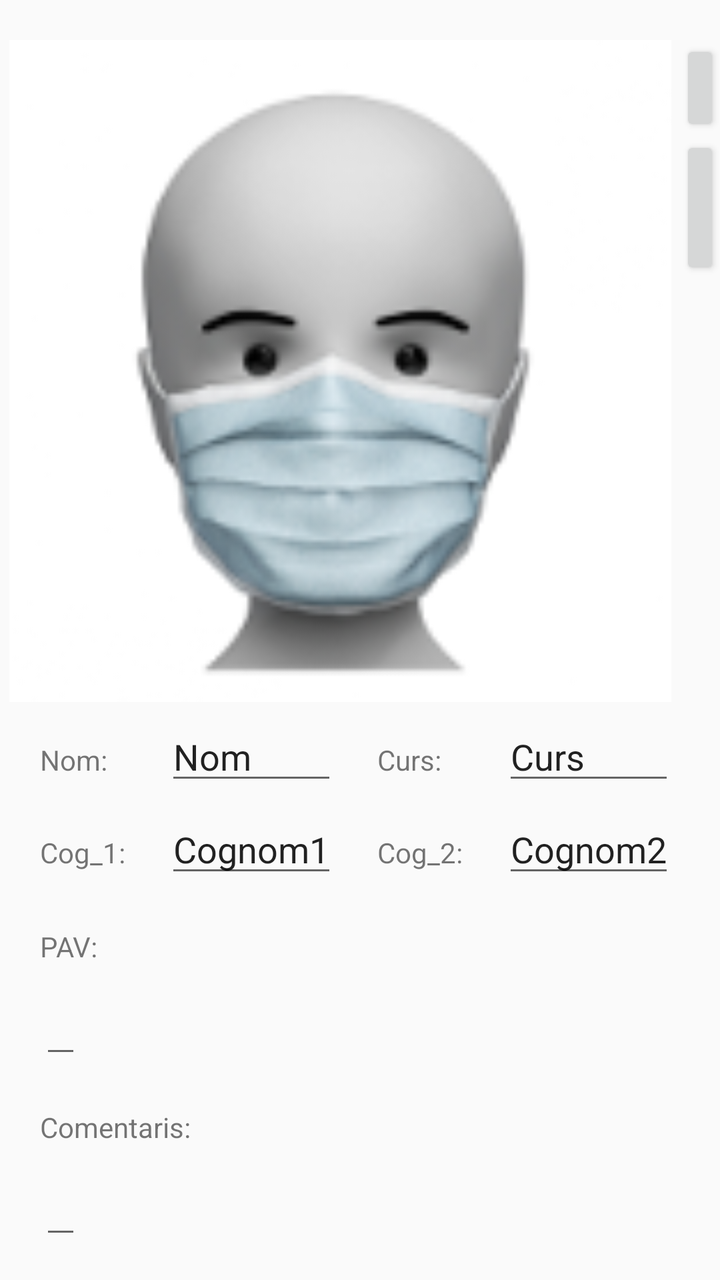
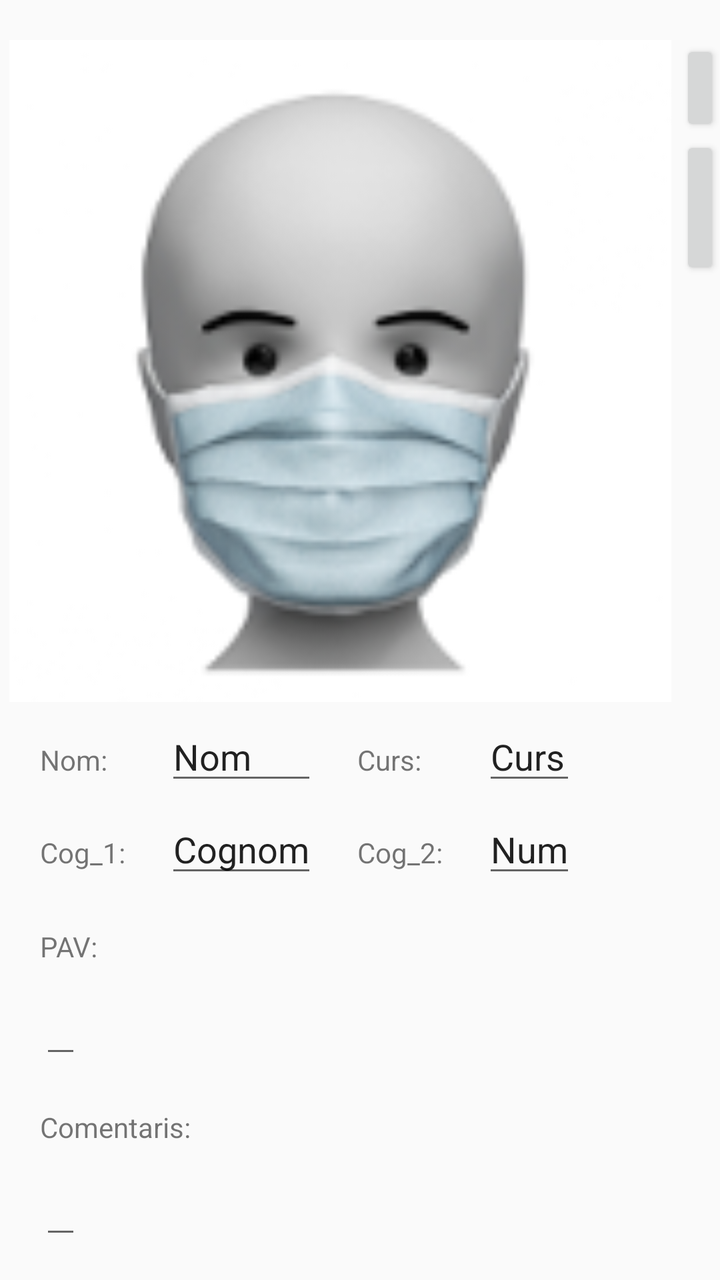

An Android layout rendered at two revisions. The XML below is the earlier revision; the diff shows what the commit changed to produce the second picture.
<!-- AndroidManifest.xml: application theme AppTheme -->
<!-- res/layout/activity_memoritzar.xml -->
<?xml version="1.0" encoding="utf-8"?>
<androidx.constraintlayout.widget.ConstraintLayout
    xmlns:android="http://schemas.android.com/apk/res/android"
    xmlns:app="http://schemas.android.com/apk/res-auto"
    xmlns:tools="http://schemas.android.com/tools"
    android:layout_width="match_parent"
    android:layout_height="match_parent"
    tools:context="com.gruixuts.geniuscares.act_memoritzar">



    <LinearLayout
        android:layout_width="match_parent"
        android:layout_height="match_parent"
        android:orientation="vertical">

        <LinearLayout
            android:layout_width="match_parent"
            android:layout_height="wrap_content"
            android:layout_marginTop="20dp"
            android:orientation="horizontal">

            <ImageView
                android:id="@+id/imgImatges"
                android:layout_width="340dp"
                android:layout_height="331dp"
                android:src="@mipmap/ic_launcher" />

            <LinearLayout
                android:layout_width="match_parent"
                android:layout_height="wrap_content"
                android:orientation="vertical">

                <Button
                    android:id="@+id/cmdModSegFoto"
                    android:layout_width="match_parent"
                    android:layout_height="wrap_content"
                    android:onClick="fotoSeguent"
                    android:text=">" />

                <Button
                    android:id="@+id/cmdModAntFoto"
                    android:layout_width="match_parent"
                    android:layout_height="wrap_content"
                    android:onClick="fotoAnterior"
                    android:text="Ant" />

            </LinearLayout>
        </LinearLayout>

        <TableLayout
            android:layout_width="match_parent"
            android:layout_height="wrap_content">
            android:layout_marginLeft="20dp"

            <TableRow
                android:layout_width="match_parent"
                android:layout_height="wrap_content">

                <TextView
                    android:layout_width="wrap_content"
                    android:layout_height="wrap_content"
                    android:layout_marginLeft="20dp"
                    android:layout_marginTop="5dp"
                    android:text="Nom:"
                    android:textAppearance="@android:style/TextAppearance.Material.Small"
                    app:layout_constraintEnd_toEndOf="parent" />

                <EditText
                    android:id="@+id/txtMemNom"
                    android:layout_width="wrap_content"
                    android:layout_height="wrap_content"
                    android:layout_marginLeft="20dp"
                    android:layout_marginTop="5dp"
                    android:imeOptions="actionDone"
                    android:keyboardNavigationCluster="false"
                    android:singleLine="true"
                    android:text="Nom"
                    android:textAppearance="@android:style/TextAppearance.Material.Medium" />

                <TextView
                    android:layout_width="wrap_content"
                    android:layout_height="wrap_content"
                    android:layout_marginLeft="20dp"
                    android:layout_marginTop="5dp"
                    android:text="Curs:"
                    android:textAppearance="@android:style/TextAppearance.Material.Small"
                    app:layout_constraintEnd_toEndOf="parent" />

                <EditText
                    android:id="@+id/txtMemCurs"
                    android:layout_width="wrap_content"
                    android:layout_height="wrap_content"
                    android:layout_marginLeft="20dp"
                    android:layout_marginTop="5dp"
                    android:imeOptions="actionDone"
                    android:keyboardNavigationCluster="false"
                    android:singleLine="true"
                    android:text="Curs"
                    android:textAppearance="@android:style/TextAppearance.Material.Medium" />
            </TableRow>

            <TableRow
                android:layout_width="match_parent"
                android:layout_height="wrap_content">

                <TextView
                    android:layout_width="wrap_content"
                    android:layout_height="wrap_content"
                    android:layout_marginLeft="20dp"
                    android:layout_marginTop="5dp"
                    android:text="Cog_1:"
                    android:textAppearance="@android:style/TextAppearance.Material.Small"
                    app:layout_constraintEnd_toEndOf="parent" />

                <EditText
                    android:id="@+id/txtMemCognom1"
                    android:layout_width="wrap_content"
                    android:layout_height="wrap_content"
                    android:layout_marginLeft="20dp"
                    android:layout_marginTop="5dp"
                    android:imeOptions="actionDone"
                    android:keyboardNavigationCluster="false"
                    android:singleLine="true"
                    android:text="Cognom1"
                    android:textAppearance="@android:style/TextAppearance.Material.Medium" />
                <TextView
                    android:layout_width="wrap_content"
                    android:layout_height="wrap_content"
                    android:layout_marginLeft="20dp"
                    android:layout_marginTop="5dp"
                    android:text="Cog_2:"
                    android:textAppearance="@android:style/TextAppearance.Material.Small"
                    app:layout_constraintEnd_toEndOf="parent" />

                <EditText
                    android:id="@+id/txtMemCognom2"
                    android:layout_width="wrap_content"
                    android:layout_height="wrap_content"
                    android:layout_marginLeft="20dp"
                    android:layout_marginTop="5dp"
                    android:imeOptions="actionDone"
                    android:keyboardNavigationCluster="false"
                    android:singleLine="true"
                    android:text="Cognom2"
                    android:textAppearance="@android:style/TextAppearance.Material.Medium" />
            </TableRow>
        </TableLayout>

        <TextView
            android:layout_marginTop="20dp"
            android:layout_marginLeft="20dp"
            android:layout_width="wrap_content"
            android:layout_height="wrap_content"
            android:text="PAV:"
            android:textAppearance="@android:style/TextAppearance.Material.Small" />

        <EditText
            android:id="@+id/edtMemPAV"
            android:layout_width="wrap_content"
            android:layout_height="wrap_content"
            android:layout_marginLeft="20dp"
            android:layout_marginTop="10dp"
            android:singleLine="true"
            android:imeOptions="actionDone"
            android:textAppearance="@android:style/TextAppearance.Material.Medium" />

        <TextView
            android:layout_marginTop="20dp"
            android:layout_marginLeft="20dp"
            android:layout_width="wrap_content"
            android:layout_height="wrap_content"
            android:text="Comentaris:"
            android:textAppearance="@android:style/TextAppearance.Material.Small" />

        <EditText
            android:id="@+id/edtMemComentaris"
            android:layout_width="wrap_content"
            android:layout_height="wrap_content"
            android:layout_marginLeft="20dp"
            android:layout_marginTop="10dp"
            android:singleLine="true"
            android:imeOptions="actionDone"
            android:textAppearance="@android:style/TextAppearance.Material.Medium" />


        <LinearLayout
            android:orientation="horizontal"
            android:layout_marginTop="20dp"
            android:layout_marginLeft="20dp"
            android:layout_width="wrap_content"
            android:layout_height="wrap_content">

            <Button
                android:id="@+id/cmdMemOk"
                android:layout_width="wrap_content"
                android:layout_height="wrap_content"
                android:layout_marginLeft="15dp"
                android:onClick="MemOk"
                android:text="Ok" />

            <Button
                android:id="@+id/cmdMemPasso"
                android:layout_width="wrap_content"
                android:layout_height="wrap_content"
                android:layout_marginLeft="15dp"
                android:onClick="MemPasso"
                android:text="Passo" />

            <Button
                android:id="@+id/cmdMemEdit"
                android:layout_width="wrap_content"
                android:layout_height="wrap_content"
                android:layout_marginLeft="15dp"
                android:onClick="MemEdit"
                android:text="Edit" />

        </LinearLayout>
        <TextView
            android:id="@+id/txtCompt"
            android:layout_marginTop="30dp"
            android:layout_marginLeft="20dp"
            android:layout_width="wrap_content"
            android:layout_height="wrap_content"
            android:text="0/0"
            android:textAppearance="@android:style/TextAppearance.Material.Medium" />

    </LinearLayout>




</androidx.constraintlayout.widget.ConstraintLayout>
<!-- resources referenced by this layout -->
<resources>
  <!-- mipmap ic_launcher: png bitmap (mipmap-hdpi, 5735 bytes) -->
  <style name="AppTheme" parent="Theme.AppCompat.Light.DarkActionBar">
          
          <item name="colorPrimary">@color/colorPrimary</item>
          <item name="colorPrimaryDark">@color/colorPrimaryDark</item>
          <item name="colorAccent">@color/colorAccent</item>
      </style>
  <color name="colorPrimary">#3F51B5</color>
  <color name="colorPrimaryDark">#303F9F</color>
  <color name="colorAccent">#FF4081</color>
</resources>

<!-- the commit's change to res/layout/activity_memoritzar.xml (unified diff, before → after) -->
@@ -114,15 +114,15 @@
                     app:layout_constraintEnd_toEndOf="parent" />
 
                 <EditText
-                    android:id="@+id/txtMemCognom1"
-                    android:layout_width="wrap_content"
-                    android:layout_height="wrap_content"
-                    android:layout_marginLeft="20dp"
-                    android:layout_marginTop="5dp"
-                    android:imeOptions="actionDone"
-                    android:keyboardNavigationCluster="false"
-                    android:singleLine="true"
-                    android:text="Cognom1"
+                    android:id="@+id/txtMemCognom"
+                    android:layout_width="wrap_content"
+                    android:layout_height="wrap_content"
+                    android:layout_marginLeft="20dp"
+                    android:layout_marginTop="5dp"
+                    android:imeOptions="actionDone"
+                    android:keyboardNavigationCluster="false"
+                    android:singleLine="true"
+                    android:text="Cognom"
                     android:textAppearance="@android:style/TextAppearance.Material.Medium" />
                 <TextView
                     android:layout_width="wrap_content"
@@ -134,15 +134,15 @@
                     app:layout_constraintEnd_toEndOf="parent" />
 
                 <EditText
-                    android:id="@+id/txtMemCognom2"
-                    android:layout_width="wrap_content"
-                    android:layout_height="wrap_content"
-                    android:layout_marginLeft="20dp"
-                    android:layout_marginTop="5dp"
-                    android:imeOptions="actionDone"
-                    android:keyboardNavigationCluster="false"
-                    android:singleLine="true"
-                    android:text="Cognom2"
+                    android:id="@+id/txtMemNum"
+                    android:layout_width="wrap_content"
+                    android:layout_height="wrap_content"
+                    android:layout_marginLeft="20dp"
+                    android:layout_marginTop="5dp"
+                    android:imeOptions="actionDone"
+                    android:keyboardNavigationCluster="false"
+                    android:singleLine="true"
+                    android:text="Num"
                     android:textAppearance="@android:style/TextAppearance.Material.Medium" />
             </TableRow>
         </TableLayout>
